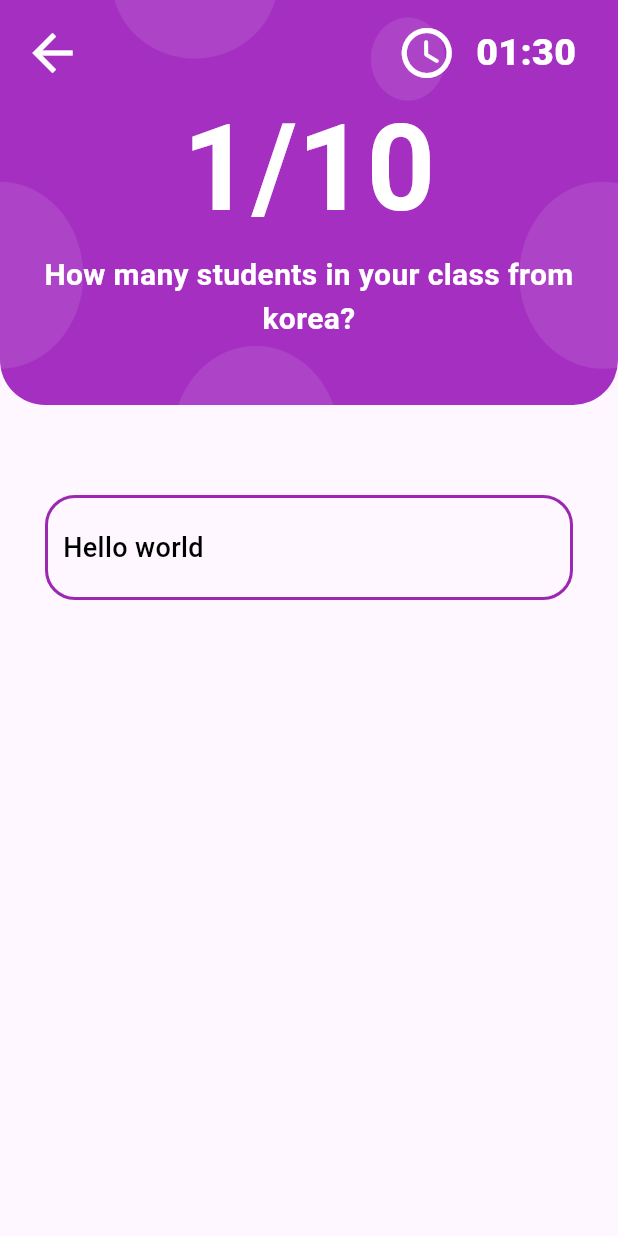
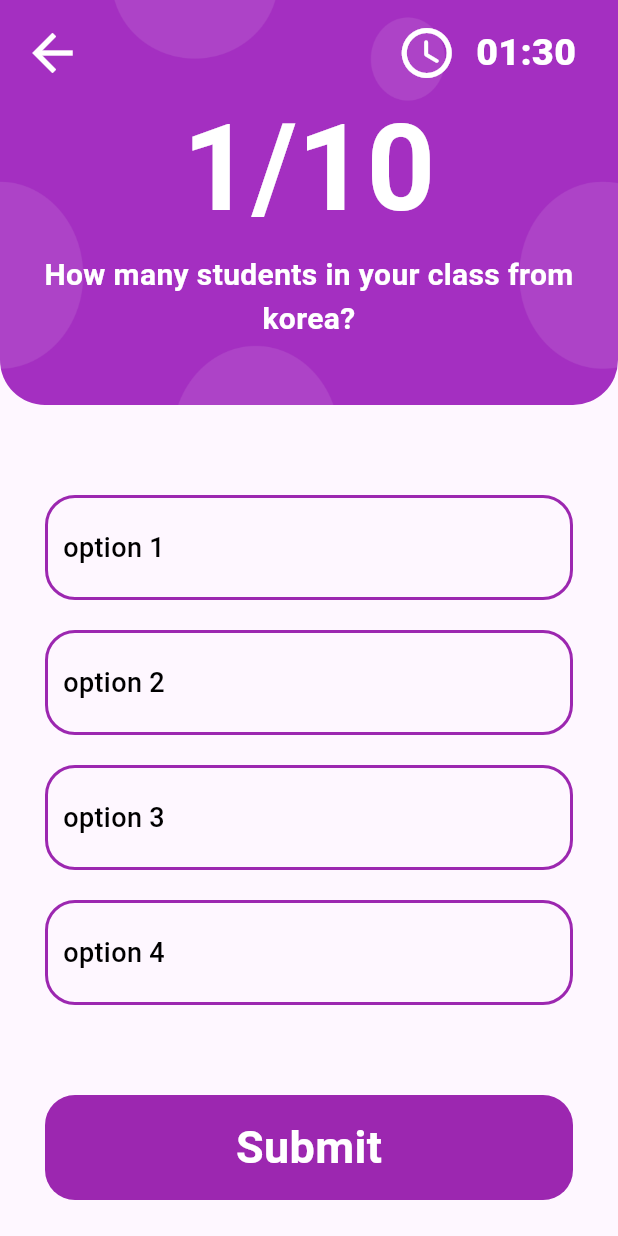
Before and after one commit to diaazg/quizz_game, a Flutter app: the screen it shows after launch, on a phone screen of 412 x 824 dp. Run offline on Flutter 3.47's test engine with Material 3 defaults, Android fonts, the phone set to English and light mode, and no system bars.

Commit message:
finish question screen

```diff
--- a/lib/main.dart
+++ b/lib/main.dart
@@ -12,7 +12,7 @@ class MyApp extends StatelessWidget {
   // This widget is the root of your application.
   @override
   Widget build(BuildContext context) {
-    return const MaterialApp(
+    return  MaterialApp(
       debugShowCheckedModeBanner: false,
       title: 'Quizz App',
       home: QuestionScreen(),
--- a/lib/view/presentation/screen/questions_screen.dart
+++ b/lib/view/presentation/screen/questions_screen.dart
@@ -1,22 +1,50 @@
-import 'package:flutter/cupertino.dart';
 import 'package:flutter/material.dart';
 import 'package:quizz_game/constants/styles.dart';
 import 'package:quizz_game/view/presentation/widget/question_screen_header.dart';
+import 'package:quizz_game/view/presentation/widget/submession_button.dart';
 import 'package:quizz_game/view/presentation/widget/suggestion_box.dart';
 
-class QuestionScreen extends StatelessWidget {
-  const QuestionScreen({super.key});
+class QuestionScreen extends StatefulWidget {
+  QuestionScreen({super.key});
+
+  @override
+  State<QuestionScreen> createState() => _QuestionScreenState();
+}
+
+class _QuestionScreenState extends State<QuestionScreen> {
+  int current = 5;
 
   @override
   Widget build(BuildContext context) {
-    return  const SafeArea(
+    List<String> suggestions = ["option 1", "option 2", "option 3", "option 4"];
+    return SafeArea(
       child: Scaffold(
         body: Column(
           children: [
-            QuestionHeader(),
-            SizedBox(height: 50,),
-            SuggestionBox(),
-
+            const QuestionHeader(),
+            const SizedBox(
+              height: 50,
+            ),
+            Column(
+              children: List.generate(suggestions.length, (index) {
+                return GestureDetector(
+                  onTap: () {
+                    setState(() {
+                      if (current == index) {
+                        current = 5;
+                      } else {
+                        current = index;
+                      }
+                    });
+                  },
+                  child: SuggestionBox(
+                    title: suggestions[index],
+                    color: current == index ? Colors.green : null,
+                  ),
+                );
+              }),
+            ),
+            SubmessionButton(title:  "Submit")
           ],
         ),
       ),
--- /dev/null
+++ b/lib/view/presentation/widget/submession_button.dart
@@ -0,0 +1,31 @@
+import 'package:flutter/material.dart';
+import 'package:quizz_game/constants/styles.dart';
+
+// ignore: must_be_immutable
+class SubmessionButton extends StatelessWidget {
+  SubmessionButton({
+    super.key,
+    required this.title
+  });
+
+  String title;
+
+  @override
+  Widget build(BuildContext context) {
+    return Container(
+      height: 70,
+      width: double.infinity,
+      margin: const EdgeInsets.symmetric(horizontal: 30, vertical: 50),
+      decoration:BoxDecoration(
+        color: Colors.purple,
+        borderRadius: BorderRadius.circular(20)
+      ),
+      child:  Center(
+        child: Text(
+         title,
+          style: mainTitle,
+        ),
+      ),
+    );
+  }
+}
--- a/lib/view/presentation/widget/suggestion_box.dart
+++ b/lib/view/presentation/widget/suggestion_box.dart
@@ -1,33 +1,31 @@
 import 'package:flutter/material.dart';
 
+// ignore: must_be_immutable
 class SuggestionBox extends StatelessWidget {
-  const SuggestionBox({
-    super.key,
-  });
+   SuggestionBox({super.key, required this.title, this.color});
+
+  String title;
+  Color? color;
 
   @override
   Widget build(BuildContext context) {
     return Container(
       width: double.infinity,
-      margin: const EdgeInsets.symmetric(horizontal: 30,vertical: 10),
-      padding: const EdgeInsets.symmetric(horizontal: 10,vertical: 20),
-       height: 70,
-       decoration: BoxDecoration(
-        border: Border.all(color:Colors.purple,width: 2),
-        borderRadius: BorderRadius.circular(20)
-       ),
-       child: const Text(
+      margin: const EdgeInsets.symmetric(horizontal: 30, vertical: 10),
+      padding: const EdgeInsets.symmetric(horizontal: 10, vertical: 20),
+      height: 70,
+      decoration: BoxDecoration(
+          border: Border.all(
+              color: color == null ? Colors.purple : color!, width: 2),
+          borderRadius: BorderRadius.circular(20)),
+      child:  Text(
         maxLines: 1,
         overflow: TextOverflow.ellipsis,
         textAlign: TextAlign.start,
-        "Hello world",
-        style: TextStyle(
-          color: Colors.black,
-          fontSize: 18,
-          fontWeight: FontWeight.w500
-        ),
-       ),
-
+        title,
+        style: const TextStyle(
+            color: Colors.black, fontSize: 18, fontWeight: FontWeight.w500),
+      ),
     );
   }
 }
```
